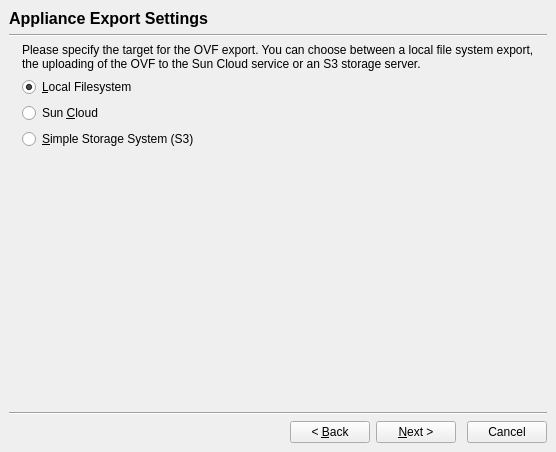
First picture: the form in vbox/src/VBox/Frontends/VirtualBox/ui/VBoxExportApplianceWzd.ui, repository jljuxgm/vboxgit, before the edit.
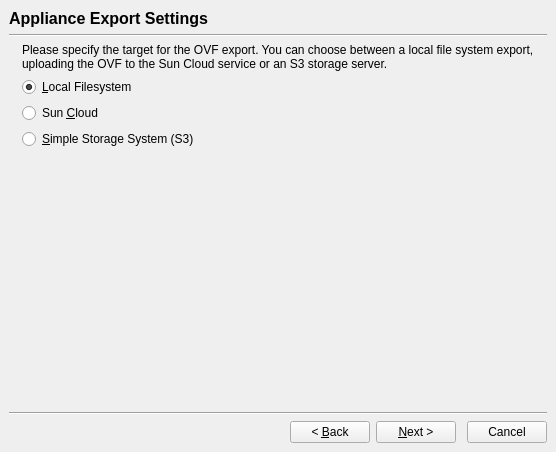
Second picture: the form after the edit. Icons and pictures are not drawn. Custom widgets are drawn as their Qt base class.

```diff
--- a/vbox/src/VBox/Frontends/VirtualBox/ui/VBoxExportApplianceWzd.ui
+++ b/vbox/src/VBox/Frontends/VirtualBox/ui/VBoxExportApplianceWzd.ui
@@ -416,7 +416,7 @@
             </size>
            </property>
            <property name="text">
-            <string>Please specify the target for the OVF export. You can choose between a local file system export, the uploading of the OVF to the Sun Cloud service or an S3 storage server.</string>
+            <string>Please specify the target for the OVF export. You can choose between a local file system export, uploading the OVF to the Sun Cloud service or an S3 storage server.</string>
            </property>
            <property name="wordWrap">
             <bool>true</bool>
```
Left out of the diff: 4 changed lines with no effect on the pictures.
